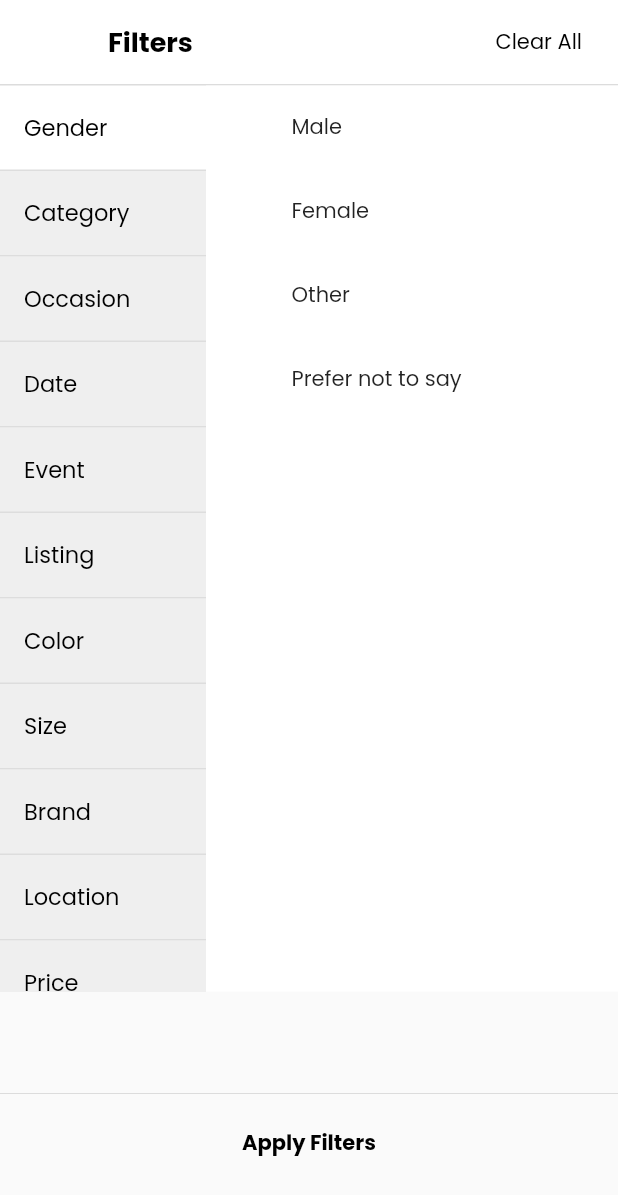
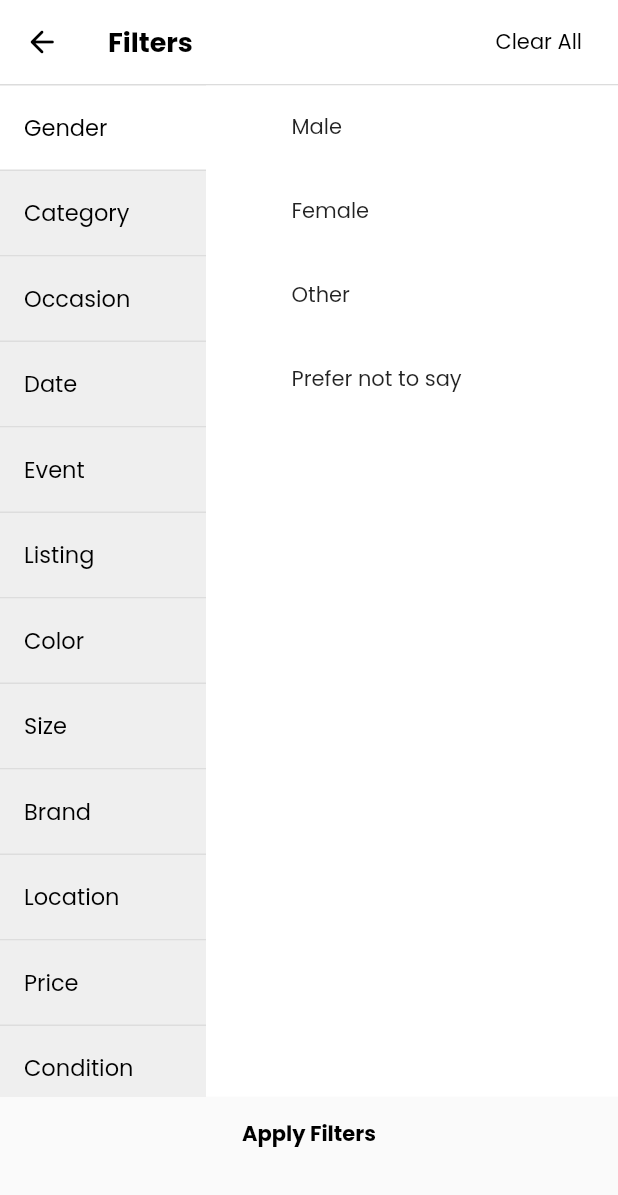
Before and after one commit to JatinDev2/init_thedevilwears_app_dev, a Flutter app: the FiltersScreen screen opened directly, on a phone screen of 412 x 824 dp. Shown: the top 1195 px of the screen. Run offline on Flutter 3.47's test engine with Material 2 defaults, Android fonts, the phone set to English and light mode, and no system bars; our stand-ins replace azlistview, carousel_slider, faker, flutter_iconly, flutter_screenutil, google_fonts and 2 more; missing offline and left inert: alphabet_list_view, faker_dart.

Commit message:
Updated code

```diff
--- a/lib/screens/search/FiltersScreen.dart
+++ b/lib/screens/search/FiltersScreen.dart
@@ -136,7 +136,7 @@ class _FiltersScreenState extends State<FiltersScreen> {
 
   Widget _buildFilterTabs() {
     return Container(
-      height: MediaQuery.of(context).size.height - 220,
+      height: _selectedOptions.isEmpty?MediaQuery.of(context).size.height - 150  : MediaQuery.of(context).size.height - 220,
       child: ListView.builder(
         itemCount: _filterTabs.length,
         itemBuilder: (context, index) {
@@ -197,7 +197,7 @@ class _FiltersScreenState extends State<FiltersScreen> {
   Widget _buildFilterOptions() {
     List<String> options = _filterData[_selectedTab] ?? [];
     return Container(
-      height: MediaQuery.of(context).size.height - 220,
+      height: _selectedOptions.isEmpty?MediaQuery.of(context).size.height - 150  : MediaQuery.of(context).size.height - 220,
       child: ListView.builder(
         itemCount: options.length,
         itemBuilder: (context, index) {
@@ -243,6 +243,11 @@ class _FiltersScreenState extends State<FiltersScreen> {
   }
 
   Widget _buildSelectedOptions() {
+    if(_selectedOptions.isEmpty){
+      return SizedBox(
+        height: 0,
+      );
+    }
     return Container(
       height: 60,
       padding: EdgeInsets.symmetric(horizontal: 8, vertical: 16),
@@ -312,6 +317,9 @@ class _FiltersScreenState extends State<FiltersScreen> {
     return Scaffold(
       appBar: AppBar(
         elevation: 0,
+        leading: IconButton(onPressed: (){
+          Navigator.of(context).pop();
+        }, icon: Icon(Icons.arrow_back_rounded, color: Colors.black,)),
         title: Text(
           'Filters',
           style: TextStyle(
@@ -372,8 +380,9 @@ class _FiltersScreenState extends State<FiltersScreen> {
             ],
           ),
           // SizedBox(height: 4,),
-          _buildSelectedOptions(),
+           _buildSelectedOptions(),
           // SizedBox(height: 4,),
+          if(!_selectedOptions.isEmpty)
           Divider(),
           GestureDetector(
             onTap: (){
```
Also changed, not shown: lib/screens/search/search_screen.dart (+47 -33 lines).
